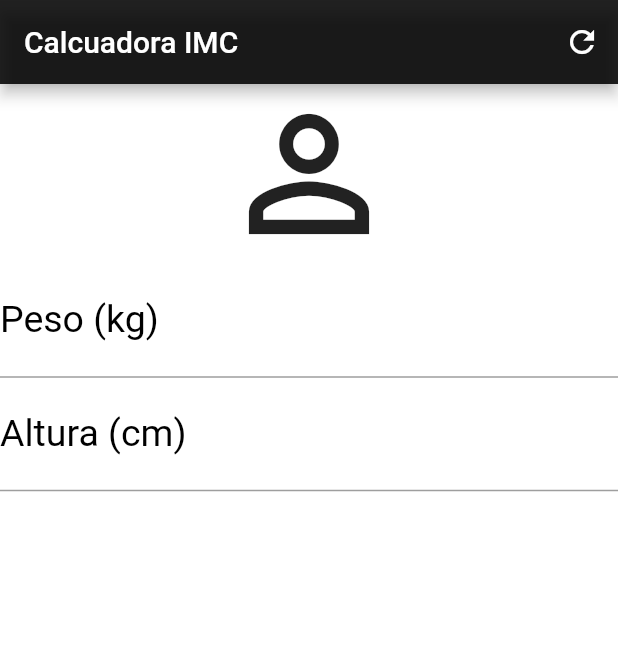
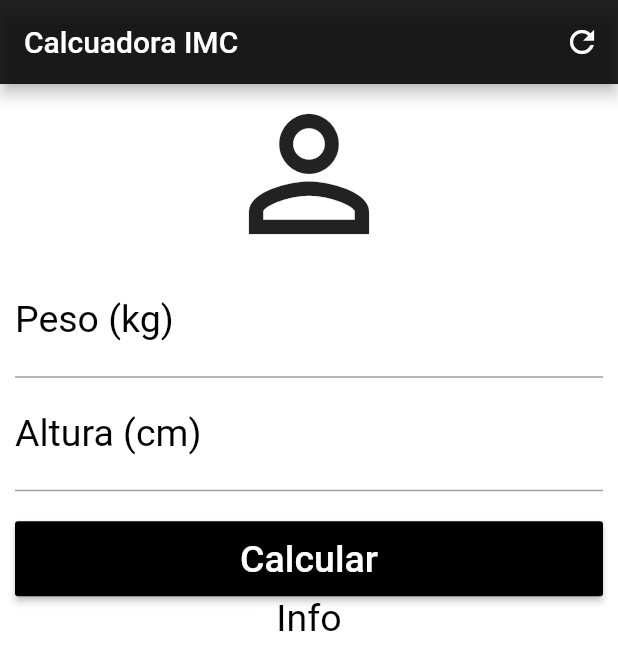
Before and after one commit to davihoffmann/calculadora-imc, a Flutter app: the screen it shows after launch, on a phone screen of 412 x 824 dp. Shown: the top 670 px of the screen. Run offline on Flutter 3.47's test engine with Material 2 defaults, Android fonts, the phone set to English and light mode, and no system bars.

Commit message:
finbalizado formulario com estilização da página

```diff
--- a/lib/home_page.dart
+++ b/lib/home_page.dart
@@ -1,6 +1,11 @@
 import 'package:flutter/material.dart';
 
-class HomePage extends StatelessWidget {
+class HomePage extends StatefulWidget {
+  @override
+  _HomePageState createState() => _HomePageState();
+}
+
+class _HomePageState extends State<HomePage> {
   @override
   Widget build(BuildContext context) {
     return Scaffold(
@@ -20,7 +25,9 @@ class HomePage extends StatelessWidget {
   }
 
   _body() {
-    return Column(
+    return SingleChildScrollView(
+      padding: EdgeInsets.fromLTRB(10.0, 0.0, 10.0, 0.0),
+      child: Column(
         crossAxisAlignment: CrossAxisAlignment.stretch,
         children: <Widget>[
           Icon(
@@ -44,8 +51,26 @@ class HomePage extends StatelessWidget {
             ),
             textAlign: TextAlign.center,
             style: TextStyle(color: Colors.black, fontSize: 25),
-        )
+          ),
+          Container(
+            margin: EdgeInsets.only(top: 20),
+            height: 50,
+            child: RaisedButton(
+              onPressed: () {},
+              child: Text(
+                "Calcular",
+                style: TextStyle(color: Colors.white, fontSize: 25),
+              ),
+              color: Colors.black,
+            ),
+          ),
+          Text(
+            "Info",
+            textAlign: TextAlign.center,
+            style: TextStyle(color: Colors.black, fontSize: 25),
+          ),
         ],
+      ),
     );
   }
 }
```
Lines whose indentation alone changed are shown as unchanged.
